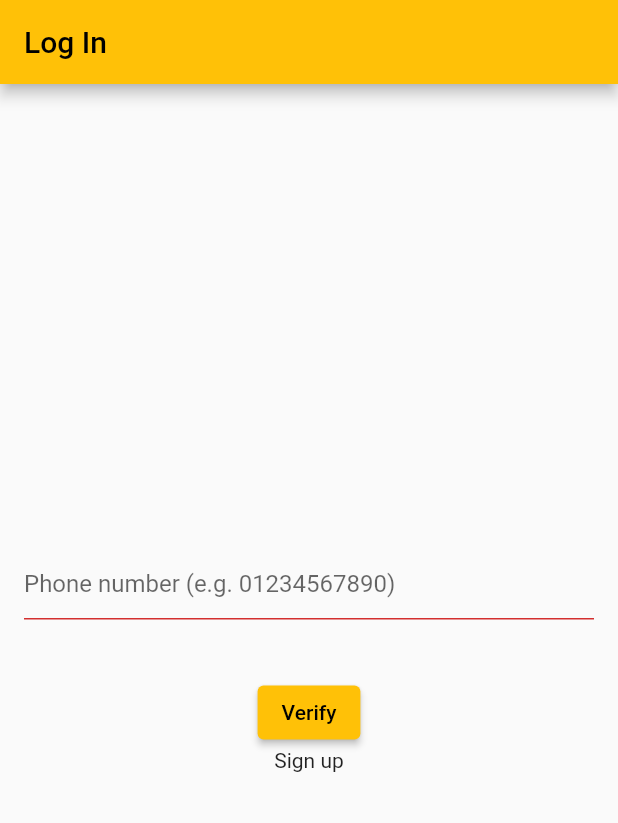
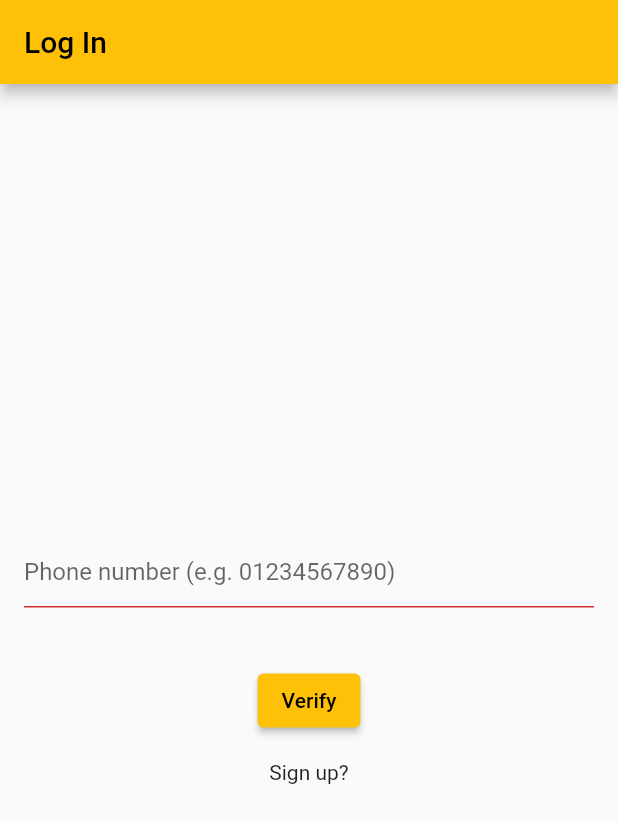
Before and after one commit to hosam95/FM-Accounting-App, a Flutter app: the screen it shows after launch, on a phone screen of 412 x 824 dp. Shown: the top 823 px of the screen. Run offline on Flutter 3.47's test engine with Material 2 defaults, Android fonts, the phone set to English and light mode, and no system bars; our stand-ins replace cloud_firestore, firebase_auth, firebase_core, go_router, google_sign_in; accounts and stored records are empty.

Commit message:
small edits

```diff
--- a/lib/pages/login.dart
+++ b/lib/pages/login.dart
@@ -114,11 +114,12 @@ class _LoginPageState extends State<LoginPage> {
                       _verifyPhoneNumber();
                     },
                   ),
+            SizedBox(height: 16),
             GestureDetector(
               onTap: () {
                 context.go("/register");
               },
-              child: new Text("Sign up"),
+              child: new Text("Sign up?"),
             ),
           ],
         ),
--- a/lib/pages/register.dart
+++ b/lib/pages/register.dart
@@ -128,11 +128,12 @@ class _RegisterPageState extends State<RegisterPage> {
                       _verifyPhoneNumber();
                     },
                   ),
+            SizedBox(height: 16),
             GestureDetector(
               onTap: () {
                 context.go("/login");
               },
-              child: new Text("Sign in"),
+              child: new Text("Sign in?"),
             ),
           ],
         ),
```
